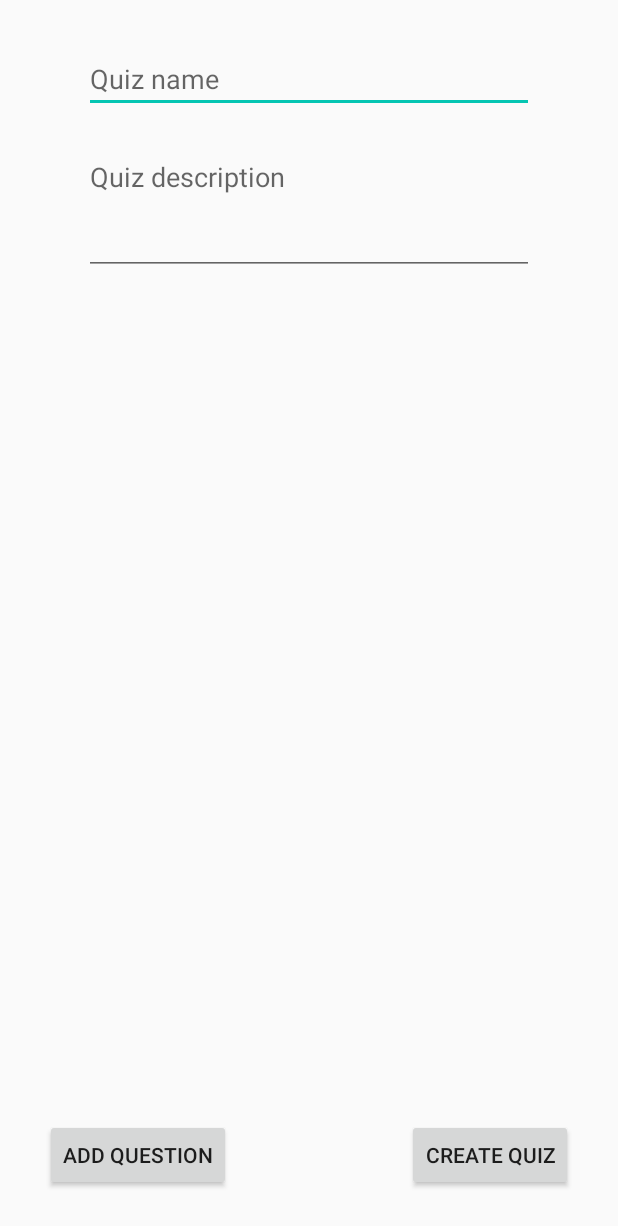
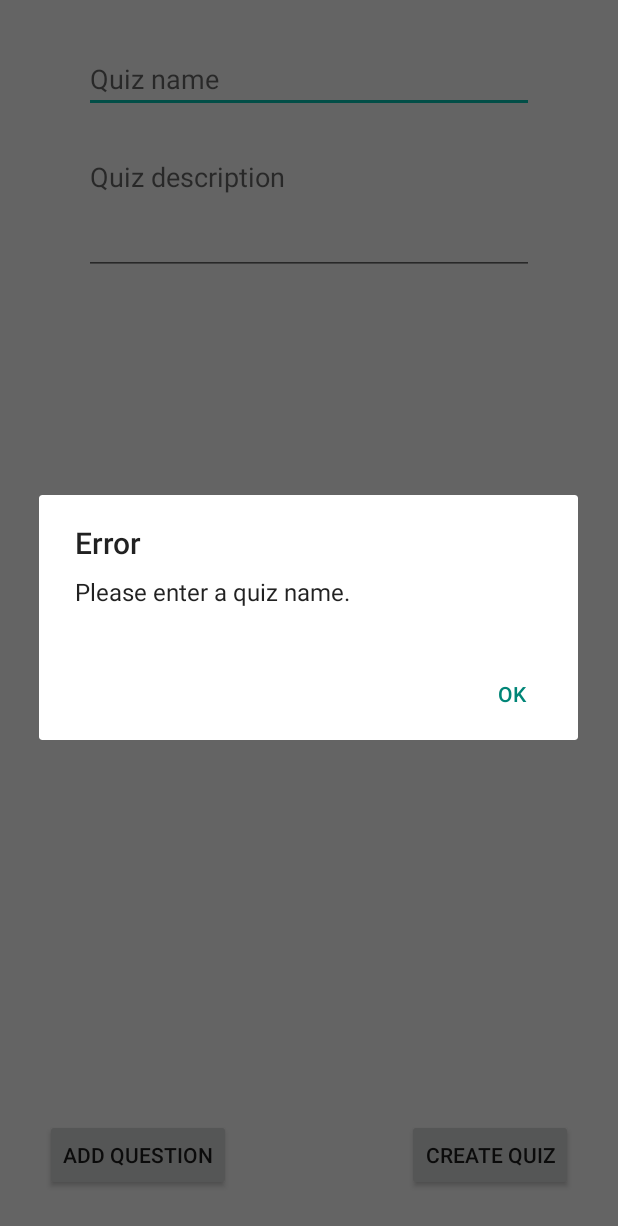
Before and after one commit to marko-lazarevic/Mindfizz, an Android app built with Jetpack Compose: the screen it shows after launch (CreateQuizActivity), after a tap on "CREATE QUIZ", on a phone screen of 412 x 824 dp. Shown: the top 1226 px of the screen. Run offline under Robolectric (Android 15) with nearby library versions, the phone set to English and light mode, and no system bars.

Commit message:
Quiz saved and back override

```diff
--- a/app/src/main/java/com/example/quiztesting/CreateQuizActivity.kt
+++ b/app/src/main/java/com/example/quiztesting/CreateQuizActivity.kt
@@ -59,6 +59,20 @@ class CreateQuizActivity: ComponentActivity() {
             createQuiz()
         }
 
+    }
+
+    override fun onBackPressed() {
+        val alertDialogBuilder = AlertDialog.Builder(this)
+        alertDialogBuilder.setTitle("Exit Quiz Creation")
+        alertDialogBuilder.setMessage("Are you sure you want to exit quiz creation? Your data won't be saved.")
+        alertDialogBuilder.setPositiveButton("Yes") { dialog, which ->
+            super.onBackPressed() // Go back if user confirms
+        }
+        alertDialogBuilder.setNegativeButton("No") { dialog, which ->
+            // Do nothing, stay in the quiz creation activity
+        }
+        val alertDialog = alertDialogBuilder.create()
+        alertDialog.show()
     }
 
 
@@ -219,6 +233,35 @@ class CreateQuizActivity: ComponentActivity() {
     }
 
     private fun createQuiz(){
+        val quizName = findViewById<EditText>(R.id.etName).text.toString().trim()
+        val quizDescription = findViewById<EditText>(R.id.etmDescription).text.toString().trim()
+        val errorMessage = when {
+            quizName.isEmpty() -> "Please enter a quiz name."
+            questions.isEmpty() -> "Please add at least one question to the quiz."
+            else -> null // No error message if everything is valid
+        }
+
+        if (errorMessage != null) {
+            val alertDialogBuilder = AlertDialog.Builder(this)
+            alertDialogBuilder.setTitle("Error")
+            alertDialogBuilder.setMessage(errorMessage)
+            alertDialogBuilder.setPositiveButton("OK") { dialog, which ->
+                // Dismiss the dialog
+            }
+            val alertDialog = alertDialogBuilder.create()
+            alertDialog.show()
+        } else {
+            val newQuiz:Quiz = Quiz(quizName,quizDescription, questions)
+            DatabaseUtils.addNewQuiz(newQuiz, object : DatabaseUtils.AddQuizListener {
+                override fun onQuizAdded(key: String) {
+                    Log.d("CreateQuiz", "New quiz added with key: $key")
+                }
+
+                override fun onAddQuizError(error: String) {
+                    Log.e("CreateQuiz", "Error adding quiz: $error")
+                }
+            })
+        }
 
     }
 
```
